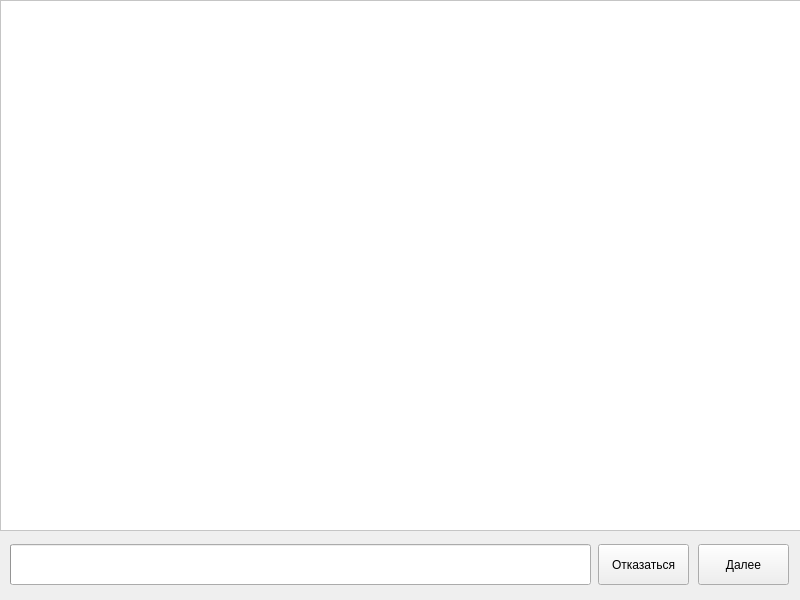
Old version of the form mainwindow.ui in the repository SergeyBrian/feedback.
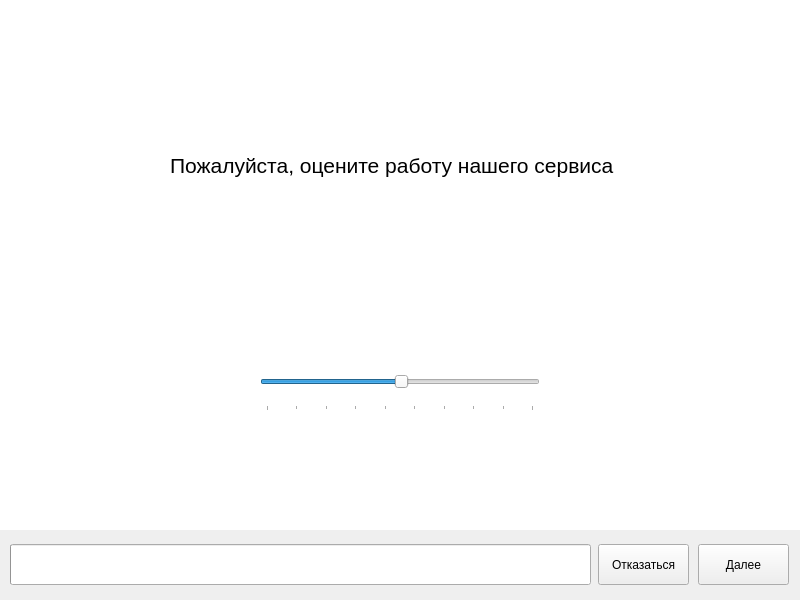
New version of the form. Icons and pictures are not drawn.

Commit message: Add page creation ability

```diff
--- a/mainwindow.ui
+++ b/mainwindow.ui
@@ -677,8 +677,8 @@
      <rect>
       <x>0</x>
       <y>0</y>
-      <width>801</width>
-      <height>531</height>
+      <width>800</width>
+      <height>530</height>
      </rect>
     </property>
     <property name="styleSheet">
@@ -756,27 +756,16 @@
      </property>
     </widget>
    </widget>
-   <widget class="QFrame" name="Page_2">
-    <property name="enabled">
-     <bool>true</bool>
-    </property>
+   <widget class="QWidget" name="verticalLayoutWidget">
     <property name="geometry">
      <rect>
       <x>0</x>
       <y>0</y>
-      <width>801</width>
-      <height>531</height>
+      <width>800</width>
+      <height>530</height>
      </rect>
     </property>
-    <property name="visible">
-     <bool>false</bool>
-    </property>
-    <property name="frameShape">
-     <enum>QFrame::StyledPanel</enum>
-    </property>
-    <property name="frameShadow">
-     <enum>QFrame::Raised</enum>
-    </property>
+    <layout class="QVBoxLayout" name="verticalLayout"/>
    </widget>
   </widget>
  </widget>
```
Left out of the diff: 5 changed lines with no effect on the pictures. The commit also changes 3 other files.
